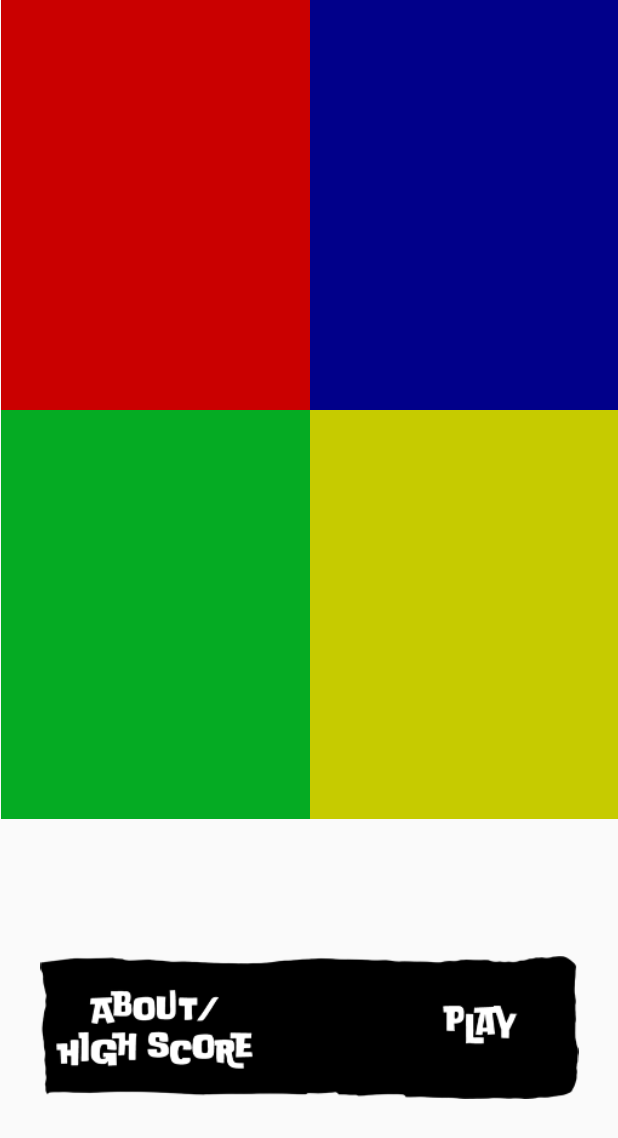
After one commit to klester3/Simon, an Android app: the CatSimon screen opened directly, with no data from a screen before it, on a phone screen of 412 x 824 dp. The commit adds this screen. Shown: the top 1138 px of the screen. Run offline under Robolectric (Android 15) with nearby library versions, the phone set to English and light mode, and no system bars.

Commit message:
added catsimon class and layout xml file

```diff
--- /dev/null
+++ b/app/src/main/res/layout/activity_catsimon.xml
@@ -0,0 +1,131 @@
+<?xml version="1.0" encoding="utf-8"?>
+<android.support.constraint.ConstraintLayout xmlns:android="http://schemas.android.com/apk/res/android"
+    xmlns:app="http://schemas.android.com/apk/res-auto"
+    xmlns:tools="http://schemas.android.com/tools"
+    android:layout_width="match_parent"
+    android:layout_height="match_parent"
+    tools:context=".MainActivity">
+
+    <LinearLayout
+        android:id="@+id/linearLayout"
+        android:layout_width="411dp"
+        android:layout_height="546dp"
+        android:orientation="vertical"
+        app:layout_constraintEnd_toEndOf="parent"
+        app:layout_constraintStart_toStartOf="parent"
+        app:layout_constraintTop_toTopOf="parent">
+
+        <LinearLayout
+            android:layout_width="match_parent"
+            android:layout_height="match_parent"
+            android:orientation="horizontal">
+
+            <LinearLayout
+                android:layout_width="match_parent"
+                android:layout_height="match_parent"
+                android:layout_weight="2"
+                android:orientation="vertical">
+
+                <ImageView
+                    android:id="@+id/redImageView"
+                    android:layout_width="match_parent"
+                    android:layout_height="285dp"
+                    android:layout_weight="1"
+                    android:clickable="true"
+                    android:scaleType="fitXY"
+                    android:tag="1"
+                    app:srcCompat="@drawable/red_button" />
+
+                <ImageView
+                    android:id="@+id/greenImageView"
+                    android:layout_width="match_parent"
+                    android:layout_height="285dp"
+                    android:layout_weight="1"
+                    android:clickable="true"
+                    android:scaleType="fitXY"
+                    android:tag="3"
+                    app:srcCompat="@drawable/green_button" />
+            </LinearLayout>
+
+            <LinearLayout
+                android:layout_width="match_parent"
+                android:layout_height="match_parent"
+                android:layout_weight="2"
+                android:orientation="vertical">
+
+                <ImageView
+                    android:id="@+id/blueImageView"
+                    android:layout_width="match_parent"
+                    android:layout_height="285dp"
+                    android:layout_weight="1"
+                    android:clickable="true"
+                    android:scaleType="fitXY"
+                    android:tag="2"
+                    app:srcCompat="@drawable/blue_button" />
+
+                <ImageView
+                    android:id="@+id/yellowImageView"
+                    android:layout_width="match_parent"
+                    android:layout_height="285dp"
+                    android:layout_weight="1"
+                    android:clickable="true"
+                    android:scaleType="fitXY"
+                    android:tag="4"
+                    app:srcCompat="@drawable/yellow_button" />
+
+            </LinearLayout>
+        </LinearLayout>
+
+    </LinearLayout>
+
+    <ImageView
+        android:id="@+id/imageView"
+        android:layout_width="398dp"
+        android:layout_height="95dp"
+        android:layout_marginStart="8dp"
+        android:layout_marginTop="8dp"
+        android:layout_marginEnd="8dp"
+        android:layout_marginBottom="8dp"
+        app:layout_constraintBottom_toBottomOf="parent"
+        app:layout_constraintEnd_toEndOf="parent"
+        app:layout_constraintStart_toStartOf="parent"
+        app:layout_constraintTop_toBottomOf="@+id/linearLayout"
+        app:srcCompat="@drawable/bottom_box_v_2" />
+
+    <ImageButton
+        android:id="@+id/imageButton_about"
+        android:layout_width="0dp"
+        android:layout_height="0dp"
+        android:background="@null"
+        app:layout_constraintBottom_toBottomOf="parent"
+        app:layout_constraintEnd_toStartOf="@+id/guideline"
+        app:layout_constraintHorizontal_bias="1.0"
+        app:layout_constraintStart_toStartOf="parent"
+        app:layout_constraintTop_toTopOf="@+id/guideline2" />
+
+    <ImageButton
+        android:id="@+id/imageButton_play"
+        android:layout_width="0dp"
+        android:layout_height="0dp"
+        android:background="@null"
+        app:layout_constraintBottom_toBottomOf="parent"
+        app:layout_constraintEnd_toEndOf="parent"
+        app:layout_constraintStart_toStartOf="@+id/guideline"
+        app:layout_constraintTop_toTopOf="@+id/guideline2" />
+
+    <android.support.constraint.Guideline
+        android:id="@+id/guideline"
+        android:layout_width="wrap_content"
+        android:layout_height="wrap_content"
+        android:orientation="vertical"
+        app:layout_constraintGuide_begin="205dp" />
+
+    <android.support.constraint.Guideline
+        android:id="@+id/guideline2"
+        android:layout_width="wrap_content"
+        android:layout_height="wrap_content"
+        android:orientation="horizontal"
+        app:layout_constraintGuide_begin="546dp" />
+
+
+</android.support.constraint.ConstraintLayout>
```
Also changed, not shown: app/src/main/AndroidManifest.xml (+11 -4 lines), app/src/main/java/com/kyle_jason/myapplication/CatSimon.java (added, +366 -0 lines), app/src/main/java/com/kyle_jason/myapplication/MainActivity.java (+8 -0 lines).
